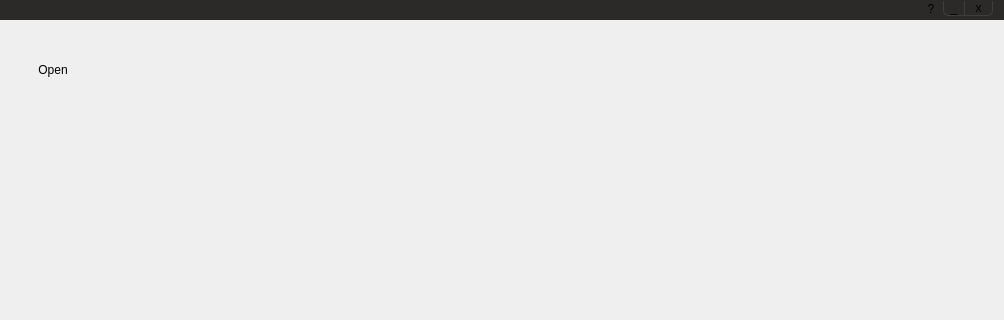
Before: the Qt Designer form trunk/src/edr/src/mde_view/ui/toolboxmaindeffile.ui in mk4me/hm-mde-one, drawn with Qt 5; both pictures show x 0 to 1004 and y 0 to 320 of the 1004 by 626 pixel window.
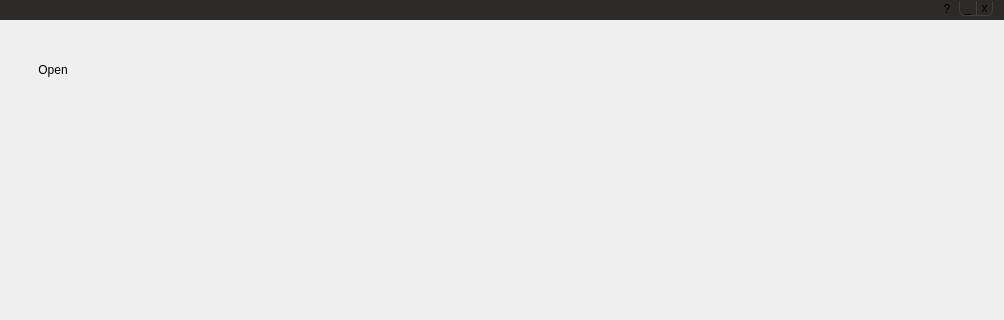
After: the same form once the commit is applied. Icons and pictures are not drawn.

The edit to the form file:
```diff
--- a/trunk/src/edr/src/mde_view/ui/toolboxmaindeffile.ui
+++ b/trunk/src/edr/src/mde_view/ui/toolboxmaindeffile.ui
@@ -38,7 +38,7 @@
     <item>
      <widget class="QWidget" name="widowTitleBar" native="true">
       <property name="sizePolicy">
-       <sizepolicy hsizetype="Preferred" vsizetype="Minimum">
+       <sizepolicy hsizetype="Expanding" vsizetype="Minimum">
         <horstretch>0</horstretch>
         <verstretch>0</verstretch>
        </sizepolicy>
@@ -58,12 +58,12 @@
        </property>
        <item>
         <widget class="QWidget" name="widget" native="true">
-         <layout class="QVBoxLayout" name="verticalLayout_2">
+         <layout class="QHBoxLayout" name="horizontalLayout_5">
           <property name="leftMargin">
            <number>0</number>
           </property>
           <property name="topMargin">
-           <number>3</number>
+           <number>0</number>
           </property>
           <property name="rightMargin">
            <number>0</number>
@@ -74,7 +74,7 @@
           <item>
            <widget class="QLabel" name="logo">
             <property name="sizePolicy">
-             <sizepolicy hsizetype="Preferred" vsizetype="Preferred">
+             <sizepolicy hsizetype="Minimum" vsizetype="Minimum">
               <horstretch>0</horstretch>
               <verstretch>0</verstretch>
              </sizepolicy>
@@ -93,6 +93,38 @@
             </property>
            </widget>
           </item>
+          <item>
+           <widget class="QLabel" name="label">
+            <property name="sizePolicy">
+             <sizepolicy hsizetype="Minimum" vsizetype="Preferred">
+              <horstretch>0</horstretch>
+              <verstretch>0</verstretch>
+             </sizepolicy>
+            </property>
+            <property name="styleSheet">
+             <string notr="true">color:white;</string>
+            </property>
+            <property name="text">
+             <string/>
+            </property>
+           </widget>
+          </item>
+          <item>
+           <widget class="QLabel" name="versionLabel">
+            <property name="sizePolicy">
+             <sizepolicy hsizetype="Expanding" vsizetype="Preferred">
+              <horstretch>0</horstretch>
+              <verstretch>0</verstretch>
+             </sizepolicy>
+            </property>
+            <property name="styleSheet">
+             <string notr="true">color:white;</string>
+            </property>
+            <property name="text">
+             <string/>
+            </property>
+           </widget>
+          </item>
          </layout>
         </widget>
        </item>
```
Left out of the diff: 33 changed lines with no effect on the pictures.
